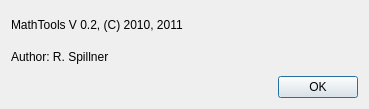
Before: the Qt Designer form src/about.ui in trent2/MathTools, drawn with Qt 5.
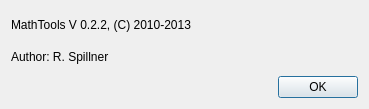
After: the same form once the commit is applied.

Commit message: - changed copyright note and version number - added qt translation to locale - initialize MathTools object after the translator objects so translation is loaded  for all Strings in MathTools

```diff
--- a/src/about.ui
+++ b/src/about.ui
@@ -20,7 +20,7 @@
    <item>
     <widget class="QLabel" name="label_2">
      <property name="text">
-      <string>MathTools V 0.2, (C) 2010, 2011</string>
+      <string>MathTools V 0.2.2, (C) 2010-2013</string>
      </property>
     </widget>
    </item>
```
The commit also changes 5 other files.
